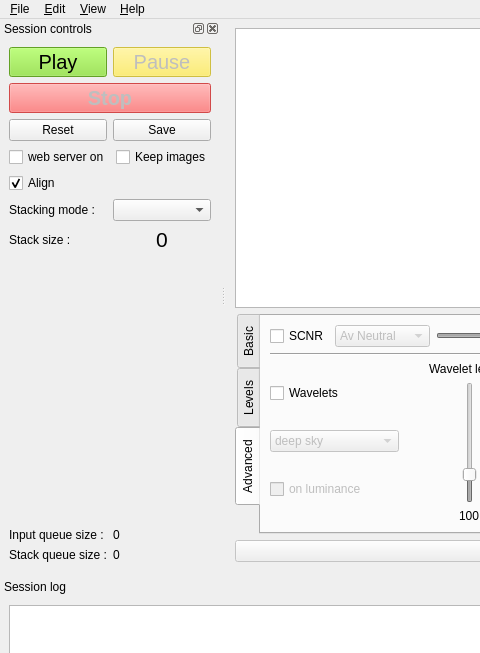
The window that src/als/ui/als_ui.ui (gehelem/als) describes before a commit, drawn with Qt 5; both pictures show x 0 to 480 and y 0 to 653 of the 1094 by 828 pixel window.
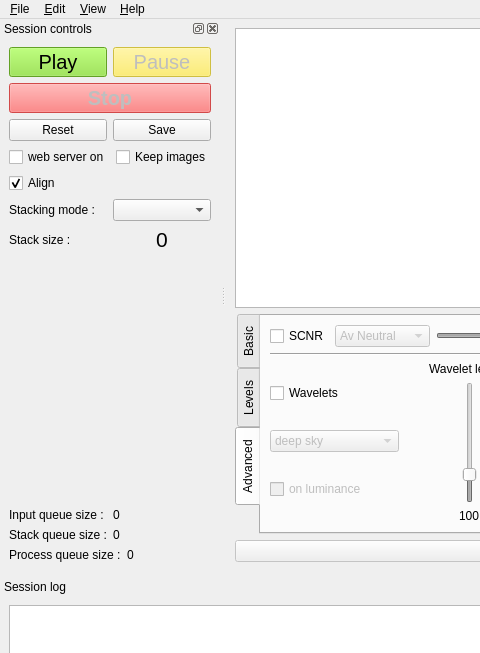
The same window after the commit. Custom widgets are drawn as their Qt base class.

Patch:
```diff
--- a/src/als/ui/als_ui.ui
+++ b/src/als/ui/als_ui.ui
@@ -970,7 +970,7 @@
     <number>1</number>
    </attribute>
    <widget class="QWidget" name="dockWidgetContents">
-    <layout class="QVBoxLayout" name="verticalLayout_12">
+    <layout class="QVBoxLayout" name="verticalLayout_11">
      <item>
       <layout class="QVBoxLayout" name="verticalLayout">
        <item>
@@ -1207,8 +1207,6 @@
       </spacer>
      </item>
      <item>
-      <layout class="QVBoxLayout" name="verticalLayout_11">
-       <item>
         <layout class="QHBoxLayout" name="horizontalLayout_17">
          <item>
           <widget class="QLabel" name="label_17">
@@ -1243,6 +1241,22 @@
           </widget>
          </item>
         </layout>
+     </item>
+     <item>
+      <layout class="QHBoxLayout" name="horizontalLayout_19">
+       <item>
+        <widget class="QLabel" name="label_18">
+         <property name="text">
+          <string>Process queue size :</string>
+         </property>
+        </widget>
+       </item>
+       <item>
+        <widget class="QLabel" name="lbl_process_queue_size">
+         <property name="text">
+          <string>0</string>
+         </property>
+        </widget>
        </item>
       </layout>
      </item>
```
Lines whose indentation alone changed are shown as unchanged.
